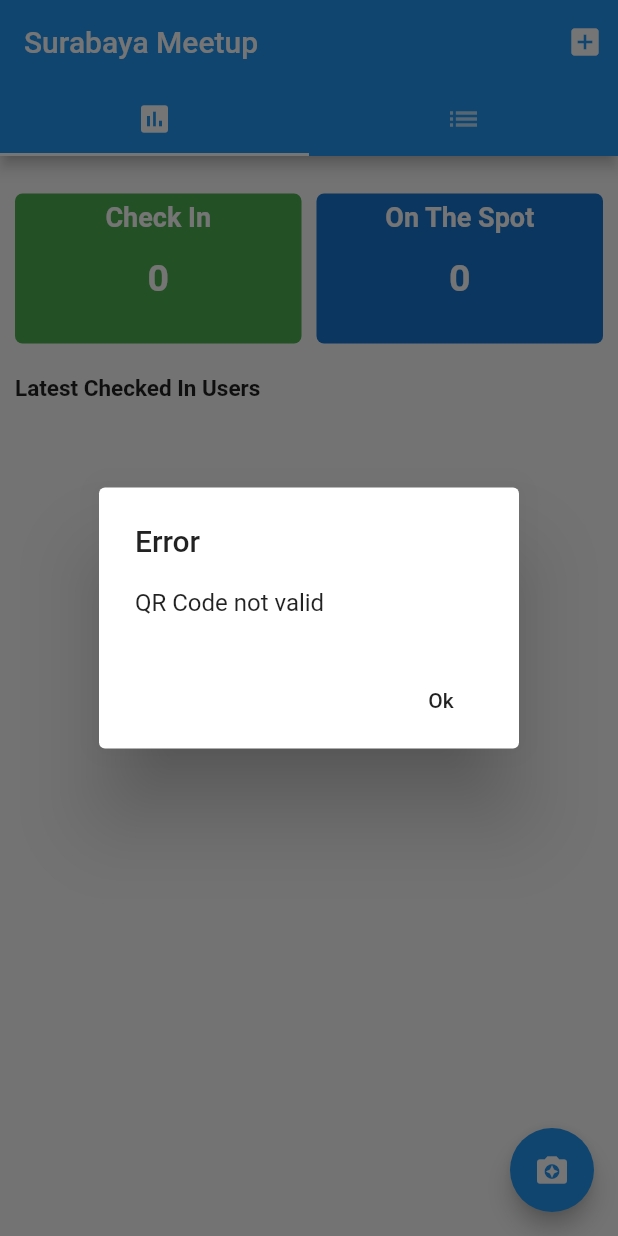
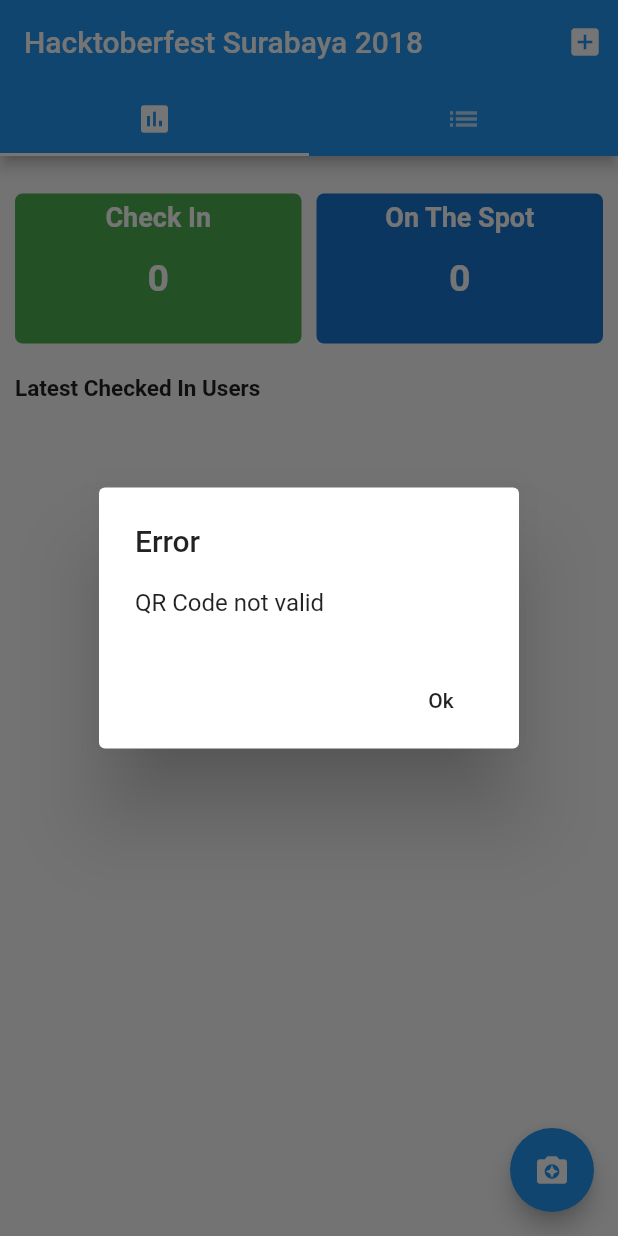
Before and after one commit to gdg-surabaya/submeetup, a Flutter app: the MyHomePage screen opened directly, after a tap on the "camera enhance" icon, on a phone screen of 412 x 824 dp. Run offline on Flutter 3.47's test engine with Material 2 defaults, Android fonts, the phone set to English and light mode, and no system bars; drawn by our look-alikes of firebase_database; our stand-ins replace firebase_auth, firebase_messaging; missing offline and left inert: barcode_scan, flutter_firebase_ui; accounts and stored records are empty.

Commit message:
Add comment and Change the title

```diff
--- a/latest/lib/main.dart
+++ b/latest/lib/main.dart
@@ -22,11 +22,11 @@ class MyApp extends StatelessWidget {
   @override
   Widget build(BuildContext context) {
     return new MaterialApp(
-      title: 'Surabaya Meetup',
+      title: 'Hacktoberfest Surabaya 2018',   // menampilkan title
       theme: new ThemeData(
         primarySwatch: Colors.blue,
       ),
-      home: new MyHomePage(title: 'Surabaya Meetup'),
+      home: new MyHomePage(title: 'Hacktoberfest Surabaya 2018'),
       onGenerateRoute: (RouteSettings settings){
         if (settings.name == "addAttendees"){
           return MaterialPageRoute(
@@ -200,7 +200,7 @@ class _MyHomePageState extends State<MyHomePage> {
   Future scan() async {
     try {
       String barcode = await BarcodeScanner.scan();
-      print( "barcode "+barcode );
+      print( "barcode "+barcode );    //menampilkan barcode
       print(field_hash);
       FirebaseDatabase().reference().child(node_registered).orderByChild(field_hash).equalTo(barcode).once().then( (DataSnapshot ds){
         // if (ds.value.)
@@ -216,7 +216,7 @@ class _MyHomePageState extends State<MyHomePage> {
               if (map!=null){
                 FirebaseDatabase().reference().child(node_check_in+"/"+node_check_in+"_"+map["id"].toString()).once().then( (DataSnapshot snap){
                   if (snap!=null && snap.value!=null){
-                    alert(context,"Error","Already Signed in");
+                    alert(context,"Error","Already Signed in");   // menunjukan bahwa anda sudah masuk sebelumnya
                   }else{
                     _confirmDialog(map);
                   }
@@ -233,7 +233,7 @@ class _MyHomePageState extends State<MyHomePage> {
             if (map!=null){
               FirebaseDatabase().reference().child(node_check_in+"/"+node_check_in+"_"+map["id"].toString()).once().then( (DataSnapshot snap){
                 if (snap!=null && snap.value!=null){
-                  alert(context,"Error","Already Signed in");
+                  alert(context,"Error","Already Signed in");   // menunjukan bahwa anda sudah masuk sebelumnya
                 }else{
                   _confirmDialog(map);
                 }
@@ -242,7 +242,7 @@ class _MyHomePageState extends State<MyHomePage> {
           }
           // });//FOREACH
         }else{
-          alert(context,"Error","QR Code not valid");
+          alert(context,"Error","QR Code not valid");   //menampilkan alert error
         }
       });
       // setState(() => this.barcode = barcode);
```
Also changed, not shown: 2 other files.
